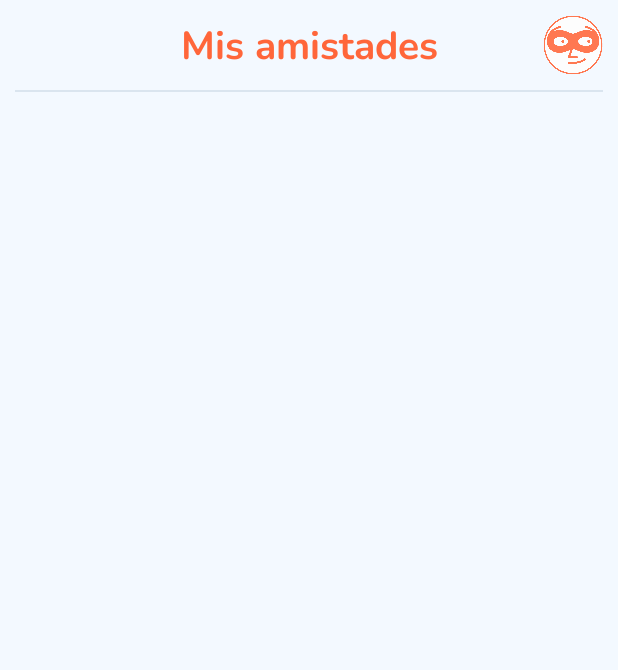
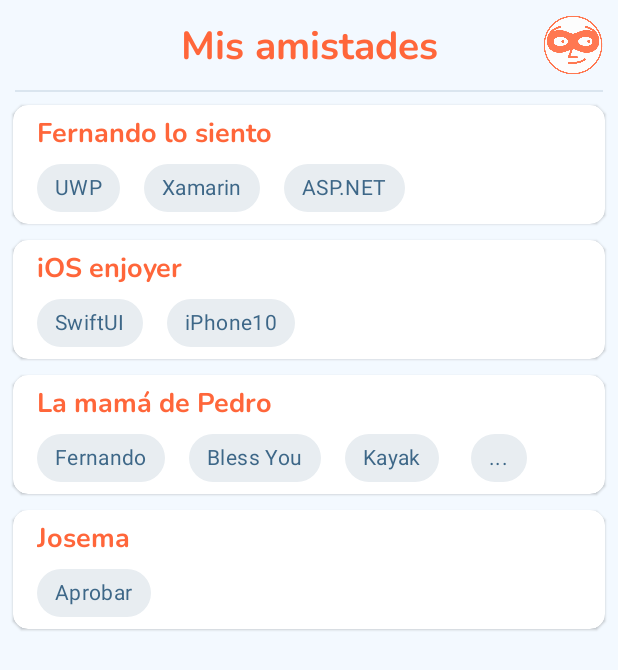
Before and after one commit to josmatoje/TFG_App_Blinder, an Android app: the FriendsFragment screen opened through its navigation route, on a phone screen of 412 x 824 dp. Shown: the top 670 px of the screen. Run offline under Robolectric (Android 15) with nearby library versions, the phone set to English and light mode, and no system bars; our stand-ins replace Firebase (no records; nobody signed in at launch, a user with empty details on screens opened directly), Room's generated code, navigation-ui.

Commit message:
he hecho un poco de trampa

```diff
--- a/app/src/main/java/es/iesnervion/jmmata/blinder/view/adapters/FriendAdapter.kt
+++ b/app/src/main/java/es/iesnervion/jmmata/blinder/view/adapters/FriendAdapter.kt
@@ -1,5 +1,6 @@
 package es.iesnervion.jmmata.blinder.view.adapters
 
+import android.opengl.Visibility
 import android.view.LayoutInflater
 import android.view.View
 import android.view.ViewGroup
@@ -39,9 +40,36 @@ object UserDiffCallback : DiffUtil.ItemCallback<FriendBO>() {
 private fun RowFriendBinding.bind(friend: FriendBO, onFriendSelectedListener: (FriendBO) -> Unit){
     root.setOnClickListener { onFriendSelectedListener(friend) }
     freindName.text = friend.friendName
-    chipLike1.text = friend.likes[0]
-    chipLike2.text = friend.likes[1]
-    chipLike3.text = friend.likes[2]
-    chipLike4.text = friend.likes[3]
-    //TODO:
+   when(friend.likes.size) {
+        0 -> {
+            chipLike4.visibility = View.GONE
+            chipLike3.visibility = View.GONE
+            chipLike2.visibility = View.GONE
+            chipLike1.visibility = View.GONE
+        }
+       1 -> {
+           chipLike4.visibility = View.GONE
+           chipLike3.visibility = View.GONE
+           chipLike2.visibility = View.GONE
+           chipLike1.text = friend.likes[0]
+       }
+       2 -> {
+           chipLike4.visibility = View.GONE
+           chipLike3.visibility = View.GONE
+           chipLike2.text = friend.likes[1]
+           chipLike1.text = friend.likes[0]
+       }
+       3 -> {
+           chipLike4.visibility = View.GONE
+           chipLike3.text = friend.likes[2]
+           chipLike2.text = friend.likes[1]
+           chipLike1.text = friend.likes[0]
+       }
+        else -> {
+            chipLike4.visibility = View.VISIBLE
+            chipLike3.text = friend.likes[2]
+            chipLike2.text = friend.likes[1]
+            chipLike1.text = friend.likes[0]
+        }
+    }
 }
--- a/app/src/main/java/es/iesnervion/jmmata/blinder/viewmodels/FriendsVM.kt
+++ b/app/src/main/java/es/iesnervion/jmmata/blinder/viewmodels/FriendsVM.kt
@@ -41,7 +41,7 @@ class FriendsVM : ViewModel() {
     //Public functions
     /*Carga el listado de amigos del usuario (amigo es que ambos usuarios se hayan dado like)*/
     fun loadFriends(){
-        viewModelScope.launch(Dispatchers.IO) {
+/*        viewModelScope.launch(Dispatchers.IO) {
             getFriendsFromActualUserUseCase() { usermatches ->
                 val auxFriend: MutableList<FriendBO> = ArrayList()
                 viewModelScope.launch(Dispatchers.IO) {
@@ -53,8 +53,14 @@ class FriendsVM : ViewModel() {
                             }
                 }
             }
-        }
-        //
+        }*/
+        val falseFriends = setOf(
+            FriendBO("000", "Fernando lo siento", setOf("UWP", "Xamarin", "ASP.NET").toList()),
+            FriendBO("000", "iOS enjoyer", setOf("SwiftUI", "iPhone10").toList()),
+            FriendBO("000", "La mamá de Pedro", setOf("Fernando", "Bless You", "Kayak", "Extras").toList()),
+            FriendBO("000", "Josema", setOf("Aprobar").toList())
+            ).toList()
+        _friendsList.postValue(falseFriends)
     }
 
 }
--- a/app/src/main/res/layout/fragment_login.xml
+++ b/app/src/main/res/layout/fragment_login.xml
@@ -43,7 +43,6 @@
                 android:layout_width="match_parent"
                 android:layout_height="wrap_content"
                 android:inputType="textPersonName"
-                android:text="xemita95@gmail.com"
                 android:textColor="@color/back_light_text" />
         </com.google.android.material.textfield.TextInputLayout>
 
@@ -68,7 +67,6 @@
                 android:layout_width="match_parent"
                 android:layout_height="wrap_content"
                 android:inputType="textPassword"
-                android:text="123456"
                 android:textColor="@color/back_light_text"/>
         </com.google.android.material.textfield.TextInputLayout>
 
```
Also changed, not shown: 1 other file.
